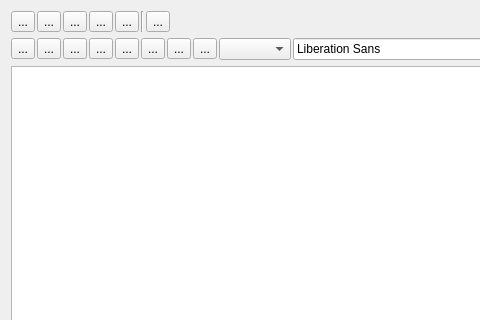
Old version of the form src/IDiaryEditWidget.ui in the repository ntruchsess/QLandkarteGT; both pictures show x 0 to 480 and y 0 to 320 of the 909 by 502 pixel window.
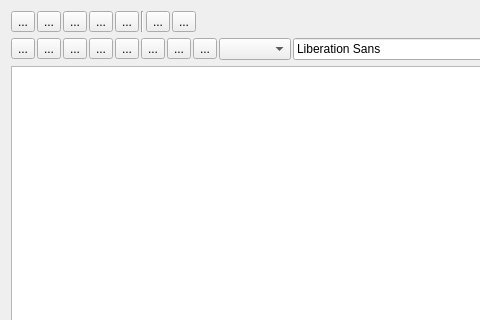
New version of the form.

```diff
--- a/src/IDiaryEditWidget.ui
+++ b/src/IDiaryEditWidget.ui
@@ -106,6 +106,13 @@
        </property>
       </widget>
      </item>
+     <item>
+      <widget class="QToolButton" name="toolSave">
+       <property name="text">
+        <string>...</string>
+       </property>
+      </widget>
+     </item>
      <item>
       <spacer>
        <property name="orientation" >
```
Left out of the diff: 129 changed lines with no effect on the pictures.
